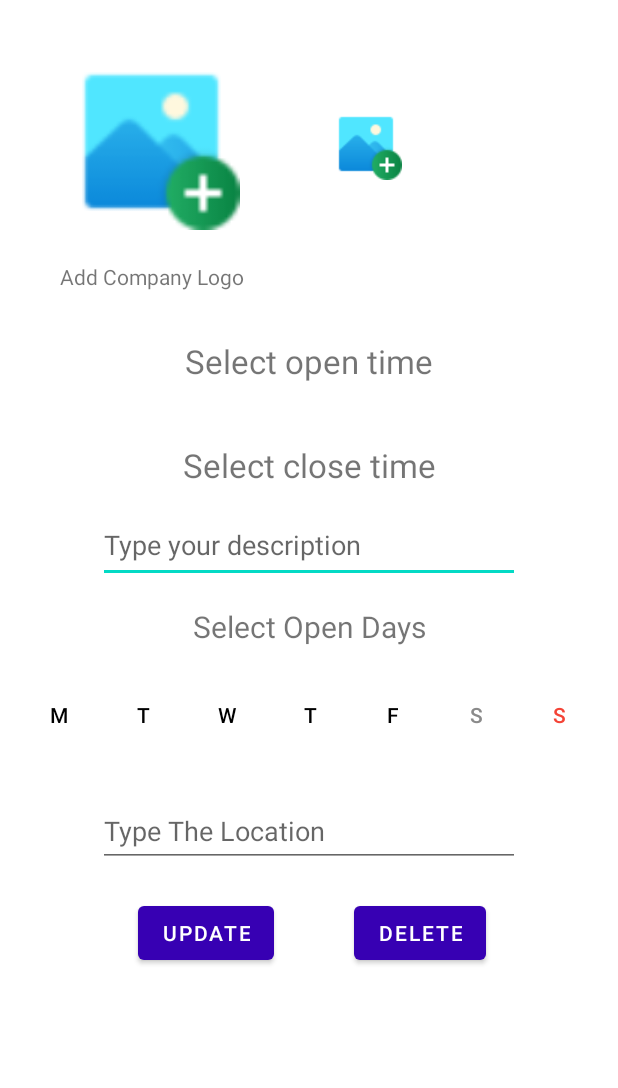
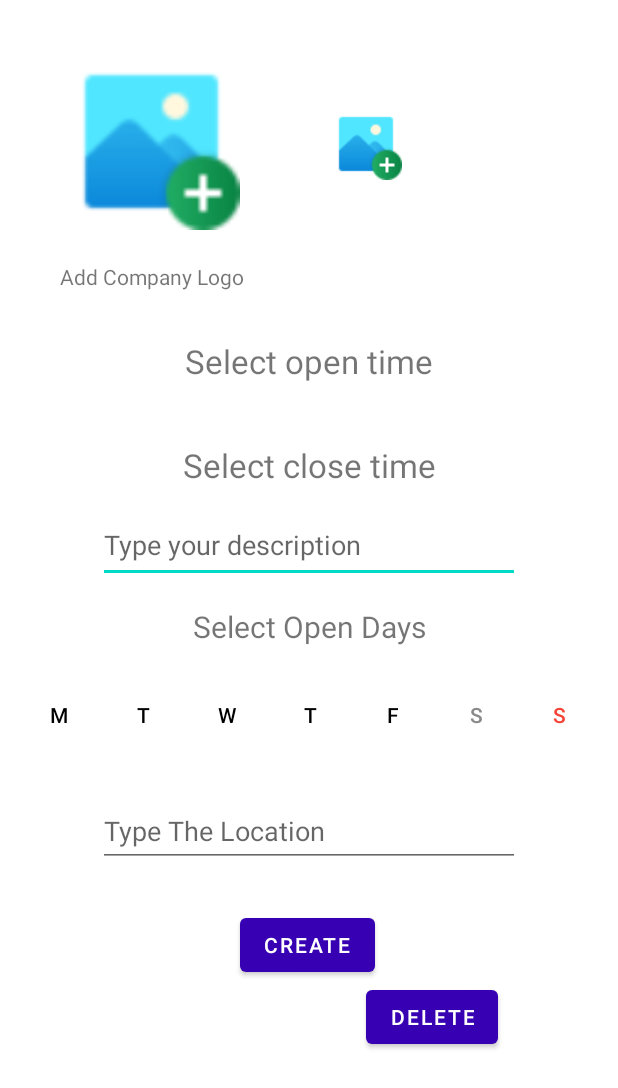
Before and after one commit to UniqueEmpire/EventHub, an Android app: the layout activity_profile2.xml on its own in the app's theme, with its tools: preview values and no code run, on a phone screen of 412 x 824 dp. Shown: the top 1088 px of the screen. Run offline under Robolectric (Android 15) with nearby library versions, the phone set to English and light mode, and no system bars; Roboto replaces fonts that are not available here.

Commit message:
Catering commit

```diff
--- a/app/src/main/res/layout/activity_profile2.xml
+++ b/app/src/main/res/layout/activity_profile2.xml
@@ -3,7 +3,8 @@
     xmlns:app="http://schemas.android.com/apk/res-auto"
     xmlns:tools="http://schemas.android.com/tools"
     android:layout_width="match_parent"
-    android:layout_height="match_parent">
+    android:layout_height="match_parent"
+    tools:context=".profile2">
 
     <ImageView
         android:id="@+id/imageView"
@@ -39,28 +40,29 @@
         android:minHeight="48dp"
         app:layout_constraintEnd_toEndOf="parent"
         app:layout_constraintStart_toStartOf="parent"
-        app:layout_constraintTop_toBottomOf="@+id/time2"
+        app:layout_constraintTop_toBottomOf="@+id/time22"
         tools:ignore="SpeakableTextPresentCheck" />
 
     <Button
         android:id="@+id/button2"
         android:layout_width="wrap_content"
         android:layout_height="wrap_content"
-        android:layout_marginTop="20dp"
-        android:layout_marginEnd="88dp"
-        android:layout_marginRight="88dp"
+        android:layout_marginTop="76dp"
+        android:layout_marginEnd="80dp"
+        android:layout_marginRight="80dp"
         android:text="Delete"
         app:layout_constraintEnd_toEndOf="parent"
         app:layout_constraintTop_toBottomOf="@+id/ed_loca" />
 
     <Button
-        android:id="@+id/button6"
+        android:id="@+id/createbtn1"
         android:layout_width="wrap_content"
         android:layout_height="wrap_content"
-        android:layout_marginStart="92dp"
-        android:layout_marginLeft="92dp"
-        android:layout_marginTop="20dp"
-        android:text="Update"
+        android:layout_marginStart="160dp"
+        android:layout_marginLeft="160dp"
+        android:layout_marginTop="28dp"
+        android:onClick="uploadimg"
+        android:text="@string/create"
         app:layout_constraintStart_toStartOf="parent"
         app:layout_constraintTop_toBottomOf="@+id/ed_loca" />
 
@@ -77,7 +79,7 @@
         app:layout_constraintTop_toBottomOf="@+id/linearLayout" />
 
     <TextView
-        android:id="@+id/time1"
+        android:id="@+id/time12"
         android:layout_width="wrap_content"
         android:layout_height="wrap_content"
         android:layout_marginTop="32dp"
@@ -88,7 +90,7 @@
         app:layout_constraintTop_toBottomOf="@+id/textView11" />
 
     <TextView
-        android:id="@+id/time2"
+        android:id="@+id/time22"
         android:layout_width="wrap_content"
         android:layout_height="wrap_content"
         android:layout_marginTop="40dp"
@@ -96,7 +98,7 @@
         android:textSize="22sp"
         app:layout_constraintEnd_toEndOf="parent"
         app:layout_constraintStart_toStartOf="parent"
-        app:layout_constraintTop_toBottomOf="@+id/time1" />
+        app:layout_constraintTop_toBottomOf="@+id/time12" />
 
     <LinearLayout
         android:id="@+id/linearLayout"
```
